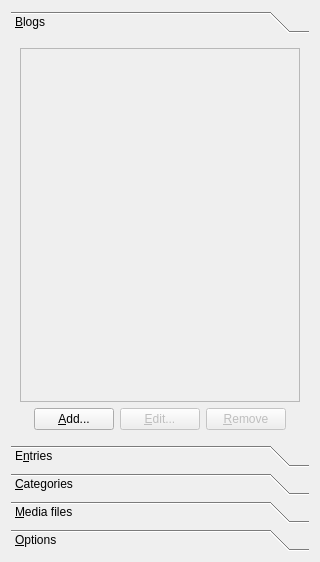
mtux/bilbo, file src/toolboxbase.ui: the form before one commit.
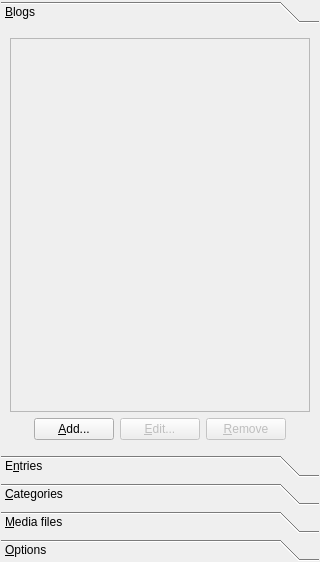
The form after the commit. Custom widgets are drawn as their Qt base class.

Diff of the .ui file:
```diff
--- a/src/toolboxbase.ui
+++ b/src/toolboxbase.ui
@@ -10,6 +10,12 @@
    </rect>
   </property>
   <layout class="QGridLayout" name="gridLayout_2" >
+   <property name="margin" >
+    <number>1</number>
+   </property>
+   <property name="spacing" >
+    <number>1</number>
+   </property>
    <item row="0" column="0" >
     <layout class="QGridLayout" name="gridLayout" >
      <item row="0" column="0" >
@@ -22,8 +28,8 @@
          <rect>
           <x>0</x>
           <y>0</y>
-          <width>300</width>
-          <height>397</height>
+          <width>306</width>
+          <height>403</height>
          </rect>
         </property>
         <attribute name="label" >
```
Left out of the diff: 4 changed lines with no effect on the pictures.
